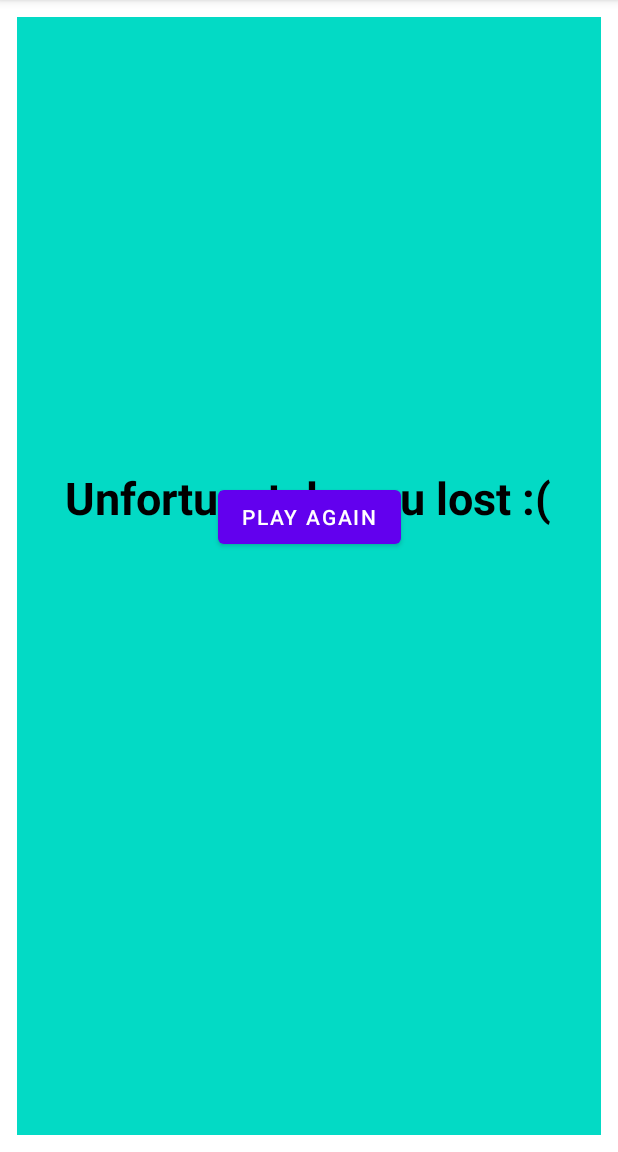
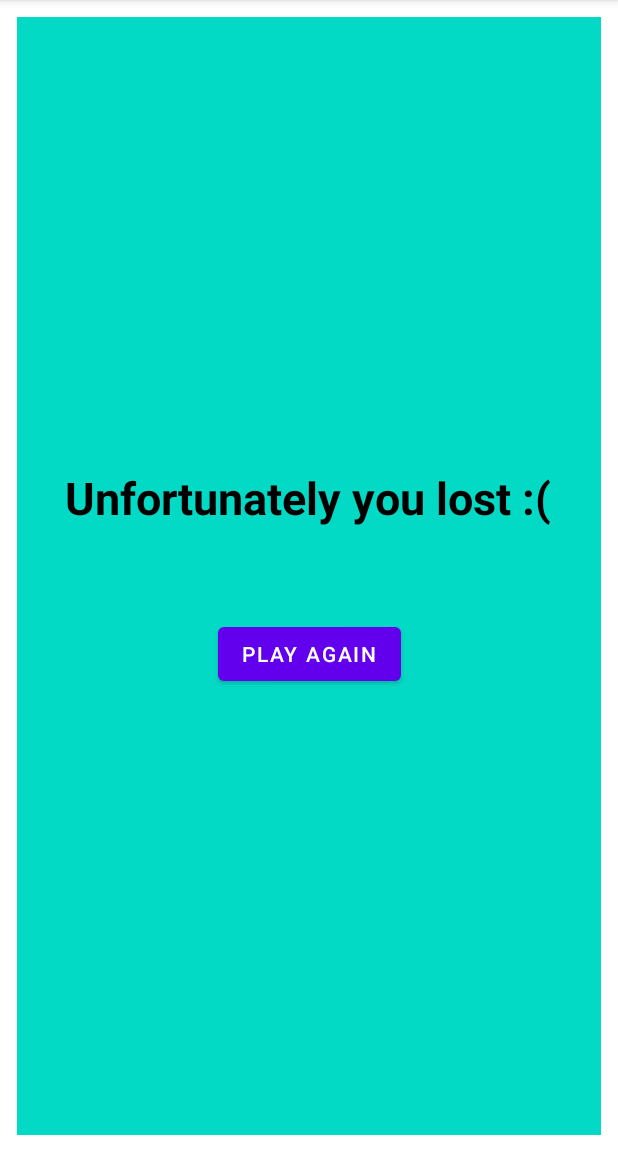
Before and after one commit to s205347/IndividualAssignment_WheelOfFortune, an Android app: the FourthFragment screen opened through its navigation route, on a phone screen of 412 x 824 dp, the part 84-1236 px from its top. Run offline under Robolectric (Android 15) with nearby library versions, the light colour scheme and no system bars.

Commit message:
Rettelse af constraints

```diff
--- a/app/src/main/java/com/example/individualassignment_wheeloffortune/SecondFragment.kt
+++ b/app/src/main/java/com/example/individualassignment_wheeloffortune/SecondFragment.kt
@@ -18,7 +18,7 @@ class SecondFragment : Fragment() {
         // Inflate the layout for this fragment
         val view = inflater.inflate(R.layout.fragment_second, container, false)
 
-        view.textView2.setOnClickListener{ Navigation.findNavController(view).navigate(R.id.navigateToFirstFragment)}
+        view.textView2.setOnClickListener{ Navigation.findNavController(view).navigate(R.id.navigateToThirdFragment)}
 
         return view
     }
--- a/app/src/main/res/layout/fragment_fourth.xml
+++ b/app/src/main/res/layout/fragment_fourth.xml
@@ -26,11 +26,11 @@
         android:id="@+id/Btn4"
         android:layout_width="wrap_content"
         android:layout_height="wrap_content"
-        android:layout_marginBottom="388dp"
+        android:layout_marginTop="60dp"
         android:text="Play again"
-        app:layout_constraintBottom_toBottomOf="parent"
         app:layout_constraintEnd_toEndOf="parent"
         app:layout_constraintStart_toStartOf="parent"
+        app:layout_constraintTop_toBottomOf="@+id/texView3"
         tools:ignore="MissingConstraints" />
 
 </androidx.constraintlayout.widget.ConstraintLayout>
--- a/app/src/main/res/layout/fragment_third.xml
+++ b/app/src/main/res/layout/fragment_third.xml
@@ -40,11 +40,11 @@
         android:id="@+id/Btn3"
         android:layout_width="wrap_content"
         android:layout_height="wrap_content"
-        android:layout_marginBottom="388dp"
+        android:layout_marginTop="84dp"
         android:text="Play again"
-        app:layout_constraintBottom_toBottomOf="parent"
         app:layout_constraintEnd_toEndOf="parent"
         app:layout_constraintStart_toStartOf="parent"
+        app:layout_constraintTop_toBottomOf="@+id/texView3.1"
         tools:ignore="MissingConstraints" />
 
 
--- a/app/src/main/res/navigation/my_nav.xml
+++ b/app/src/main/res/navigation/my_nav.xml
@@ -22,10 +22,10 @@
             android:id="@+id/navigateToFirstFragment"
             app:destination="@id/firstFragment" />
         <action
-            android:id="@+id/action_secondFragment_to_thirdFragment"
+            android:id="@+id/navigateToThirdFragment"
             app:destination="@id/thirdFragment" />
         <action
-            android:id="@+id/action_secondFragment_to_fourthFragment"
+            android:id="@+id/navigateToFourthFragment"
             app:destination="@id/fourthFragment" />
     </fragment>
     <fragment
```
